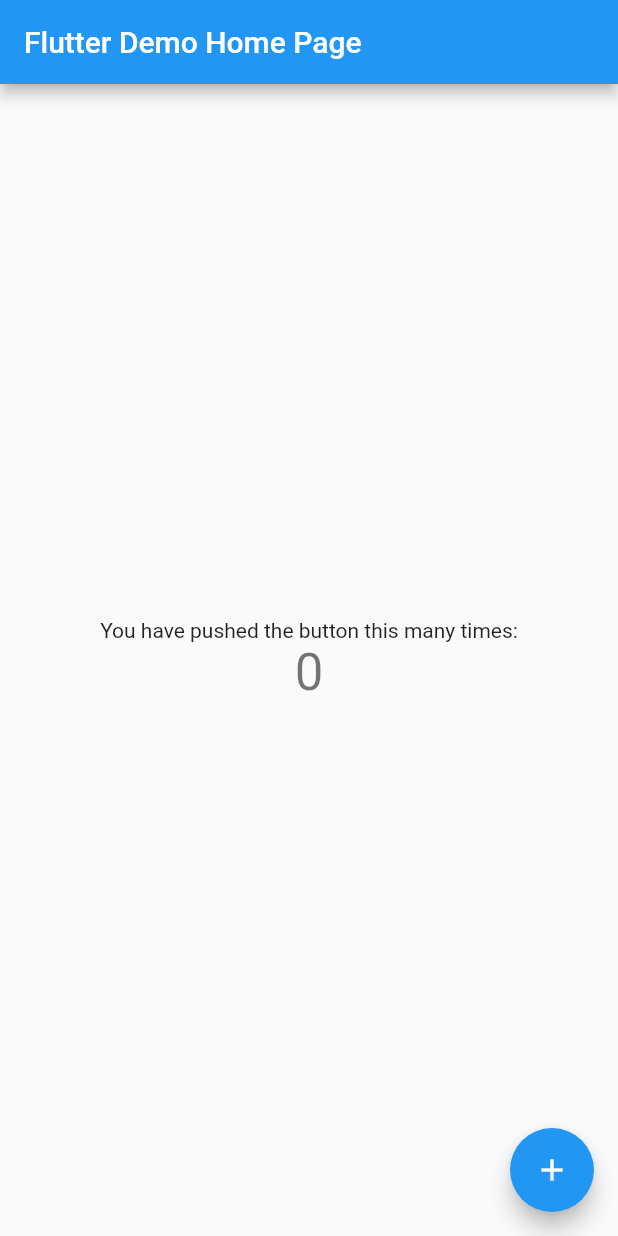
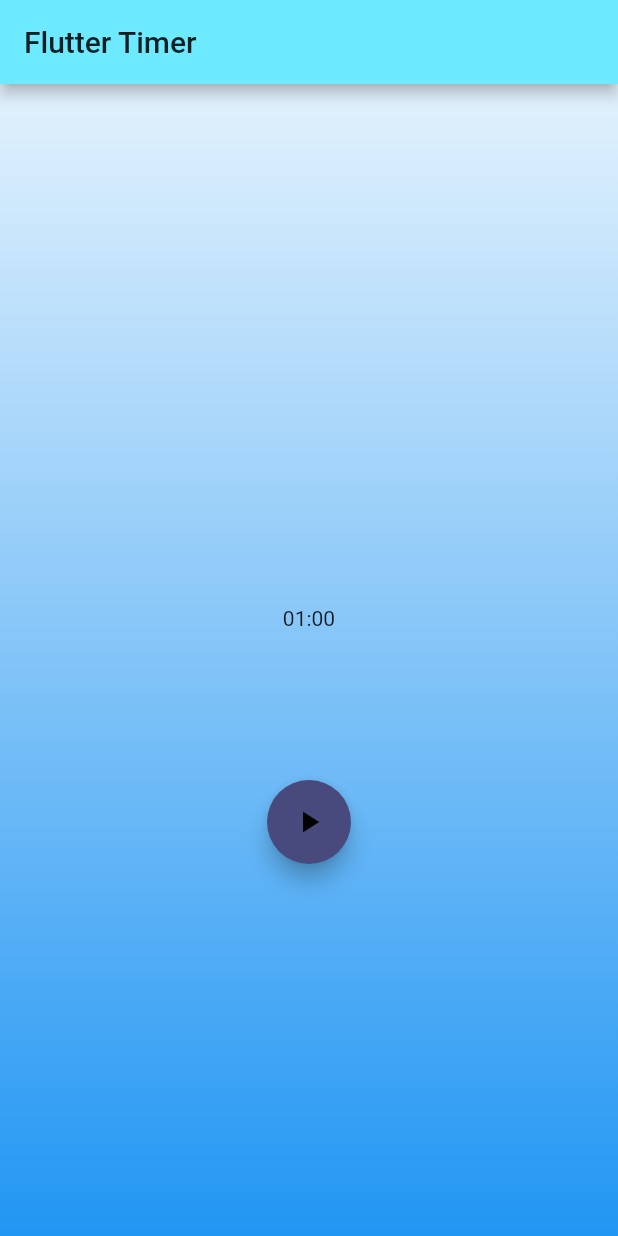
Before and after one commit to lukelima/bloc_timer, a Flutter app: the screen it shows after launch, on a phone screen of 412 x 824 dp. Run offline on Flutter 3.47's test engine with Material 2 defaults, Android fonts, the phone set to English and light mode, and no system bars; our stand-ins replace bloc, flutter_bloc.

Commit message:
create initial app

```diff
--- /dev/null
+++ b/lib/app.dart
@@ -0,0 +1,20 @@
+import 'package:bloc_timer/timer/views/timer_page.dart';
+import 'package:flutter/material.dart';
+
+class App extends StatelessWidget {
+  const App({Key? key}) : super(key: key);
+
+  @override
+  Widget build(BuildContext context) {
+    return MaterialApp(
+      title: 'Flutter bloc timer',
+      theme: ThemeData(
+        primaryColor: Color.fromRGBO(109, 234, 255, 1),
+        colorScheme: ColorScheme.light(
+          secondary: Color.fromRGBO(72, 74, 126, 1),
+        ),
+      ),
+      home: const TimerPage(),
+    );
+  }
+}
--- a/lib/main.dart
+++ b/lib/main.dart
@@ -1,115 +1,4 @@
+import 'package:bloc_timer/app.dart';
 import 'package:flutter/material.dart';
 
-void main() {
-  runApp(const MyApp());
-}
-
-class MyApp extends StatelessWidget {
-  const MyApp({Key? key}) : super(key: key);
-
-  // This widget is the root of your application.
-  @override
-  Widget build(BuildContext context) {
-    return MaterialApp(
-      title: 'Flutter Demo',
-      theme: ThemeData(
-        // This is the theme of your application.
-        //
-        // Try running your application with "flutter run". You'll see the
-        // application has a blue toolbar. Then, without quitting the app, try
-        // changing the primarySwatch below to Colors.green and then invoke
-        // "hot reload" (press "r" in the console where you ran "flutter run",
-        // or simply save your changes to "hot reload" in a Flutter IDE).
-        // Notice that the counter didn't reset back to zero; the application
-        // is not restarted.
-        primarySwatch: Colors.blue,
-      ),
-      home: const MyHomePage(title: 'Flutter Demo Home Page'),
-    );
-  }
-}
-
-class MyHomePage extends StatefulWidget {
-  const MyHomePage({Key? key, required this.title}) : super(key: key);
-
-  // This widget is the home page of your application. It is stateful, meaning
-  // that it has a State object (defined below) that contains fields that affect
-  // how it looks.
-
-  // This class is the configuration for the state. It holds the values (in this
-  // case the title) provided by the parent (in this case the App widget) and
-  // used by the build method of the State. Fields in a Widget subclass are
-  // always marked "final".
-
-  final String title;
-
-  @override
-  State<MyHomePage> createState() => _MyHomePageState();
-}
-
-class _MyHomePageState extends State<MyHomePage> {
-  int _counter = 0;
-
-  void _incrementCounter() {
-    setState(() {
-      // This call to setState tells the Flutter framework that something has
-      // changed in this State, which causes it to rerun the build method below
-      // so that the display can reflect the updated values. If we changed
-      // _counter without calling setState(), then the build method would not be
-      // called again, and so nothing would appear to happen.
-      _counter++;
-    });
-  }
-
-  @override
-  Widget build(BuildContext context) {
-    // This method is rerun every time setState is called, for instance as done
-    // by the _incrementCounter method above.
-    //
-    // The Flutter framework has been optimized to make rerunning build methods
-    // fast, so that you can just rebuild anything that needs updating rather
-    // than having to individually change instances of widgets.
-    return Scaffold(
-      appBar: AppBar(
-        // Here we take the value from the MyHomePage object that was created by
-        // the App.build method, and use it to set our appbar title.
-        title: Text(widget.title),
-      ),
-      body: Center(
-        // Center is a layout widget. It takes a single child and positions it
-        // in the middle of the parent.
-        child: Column(
-          // Column is also a layout widget. It takes a list of children and
-          // arranges them vertically. By default, it sizes itself to fit its
-          // children horizontally, and tries to be as tall as its parent.
-          //
-          // Invoke "debug painting" (press "p" in the console, choose the
-          // "Toggle Debug Paint" action from the Flutter Inspector in Android
-          // Studio, or the "Toggle Debug Paint" command in Visual Studio Code)
-          // to see the wireframe for each widget.
-          //
-          // Column has various properties to control how it sizes itself and
-          // how it positions its children. Here we use mainAxisAlignment to
-          // center the children vertically; the main axis here is the vertical
-          // axis because Columns are vertical (the cross axis would be
-          // horizontal).
-          mainAxisAlignment: MainAxisAlignment.center,
-          children: <Widget>[
-            const Text(
-              'You have pushed the button this many times:',
-            ),
-            Text(
-              '$_counter',
-              style: Theme.of(context).textTheme.headline4,
-            ),
-          ],
-        ),
-      ),
-      floatingActionButton: FloatingActionButton(
-        onPressed: _incrementCounter,
-        tooltip: 'Increment',
-        child: const Icon(Icons.add),
-      ), // This trailing comma makes auto-formatting nicer for build methods.
-    );
-  }
-}
+void main() => runApp(App());
--- /dev/null
+++ b/lib/timer/actions.dart
@@ -0,0 +1,54 @@
+import 'package:bloc_timer/timer/bloc/timer_bloc.dart';
+import 'package:flutter/material.dart';
+import 'package:flutter_bloc/flutter_bloc.dart';
+
+class ActionsFab extends StatelessWidget {
+  const ActionsFab({Key? key}) : super(key: key);
+
+  @override
+  Widget build(BuildContext context) {
+    return BlocBuilder<TimerBloc, TimerState>(
+      buildWhen: (prev, state) => prev.runtimeType != state.runtimeType,
+      builder: (context, state) {
+        return Row(
+          mainAxisAlignment: MainAxisAlignment.spaceEvenly,
+          children: [
+            if (state is TimerInitial) ...[
+              FloatingActionButton(
+                child: Icon(Icons.play_arrow),
+                onPressed: () => context
+                    .read<TimerBloc>()
+                    .add(TimerStarted(duration: state.duration)),
+              ),
+            ],
+            if (state is TimerRunInProgress) ...[
+              FloatingActionButton(
+                child: Icon(Icons.pause),
+                onPressed: () => context.read<TimerBloc>().add(TimerPaused()),
+              ),
+              FloatingActionButton(
+                  child: Icon(Icons.replay),
+                  onPressed: () => context.read<TimerBloc>().add(TimerReset())),
+            ],
+            if (state is TimerRunPause) ...[
+              FloatingActionButton(
+                child: Icon(Icons.play_arrow),
+                onPressed: () => context.read<TimerBloc>().add(TimerResumed()),
+              ),
+              FloatingActionButton(
+                child: Icon(Icons.replay),
+                onPressed: () => context.read<TimerBloc>().add(TimerReset()),
+              ),
+            ],
+            if (state is TimerRunComplete) ...[
+              FloatingActionButton(
+                child: Icon(Icons.replay),
+                onPressed: () => context.read<TimerBloc>().add(TimerReset()),
+              ),
+            ]
+          ],
+        );
+      },
+    );
+  }
+}
--- /dev/null
+++ b/lib/timer/bloc/timer_bloc.dart
@@ -0,0 +1,72 @@
+import 'dart:async';
+
+import 'package:bloc/bloc.dart';
+import 'package:bloc_timer/timer/data_source/ticker.dart';
+
+part 'timer_event.dart';
+part 'timer_state.dart';
+
+class TimerBloc extends Bloc<TimerEvent, TimerState> {
+  static const int _duration = 60;
+  final Ticker _ticker;
+
+  StreamSubscription<int>? _tickerSubscription;
+
+  TimerBloc({required Ticker ticker})
+      : _ticker = ticker,
+        super(TimerInitial(_duration));
+
+  @override
+  Stream<TimerState> mapEventToState(TimerEvent event) async* {
+    if (event is TimerStarted) {
+      yield* _mapTimerStartedToState(event);
+    } else if (event is TimerTicked) {
+      yield* _mapTimerTickedToState(event);
+    } else if (event is TimerPaused) {
+      yield* _mapTimerPausedToState(event);
+    } else if (event is TimerResumed) {
+      yield* _mapTimerResumedToState(event);
+    } else if (event is TimerReset) {
+      yield* _mapTimerResetToState(event);
+    }
+  }
+
+  @override
+  Future<void> close() {
+    _tickerSubscription?.cancel();
+    return super.close();
+  }
+
+  Stream<TimerState> _mapTimerStartedToState(TimerStarted start) async* {
+    yield TimerRunInProgress(start.duration);
+    _tickerSubscription?.cancel();
+    _tickerSubscription = _ticker
+        .tick(ticks: _duration)
+        .listen((duration) => add(TimerTicked(duration: duration)));
+  }
+
+  Stream<TimerState> _mapTimerTickedToState(TimerTicked tick) async* {
+    yield tick.duration > 0
+        ? TimerRunInProgress(tick.duration)
+        : TimerRunComplete();
+  }
+
+  Stream<TimerState> _mapTimerPausedToState(TimerPaused pause) async* {
+    if (state is TimerRunInProgress) {
+      _tickerSubscription?.pause();
+      yield TimerRunPause(state.duration);
+    }
+  }
+
+  Stream<TimerState> _mapTimerResumedToState(TimerResumed resume) async* {
+    if (state is TimerRunPause) {
+      _tickerSubscription?.resume();
+      yield TimerRunInProgress(state.duration);
+    }
+  }
+
+  Stream<TimerState> _mapTimerResetToState(TimerReset reset) async* {
+    _tickerSubscription?.cancel();
+    yield TimerInitial(_duration);
+  }
+}
--- /dev/null
+++ b/lib/timer/bloc/timer_event.dart
@@ -0,0 +1,34 @@
+part of 'timer_bloc.dart';
+
+abstract class TimerEvent {
+  const TimerEvent();
+
+  @override
+  List<Object> get props => [];
+}
+
+class TimerStarted extends TimerEvent {
+  const TimerStarted({required this.duration});
+
+  final int duration;
+}
+
+class TimerPaused extends TimerEvent {
+  const TimerPaused();
+}
+
+class TimerResumed extends TimerEvent {
+  const TimerResumed();
+}
+
+class TimerReset extends TimerEvent {
+  const TimerReset();
+}
+
+class TimerTicked extends TimerEvent {
+  const TimerTicked({required this.duration});
+  final int duration;
+
+  @override
+  List<Object> get props => [duration];
+}
--- /dev/null
+++ b/lib/timer/bloc/timer_state.dart
@@ -0,0 +1,35 @@
+part of 'timer_bloc.dart';
+
+abstract class TimerState {
+  const TimerState(this.duration);
+
+  final int duration;
+
+  @override
+  List<Object> get props => [duration];
+}
+
+class TimerInitial extends TimerState {
+  TimerInitial(int duration) : super(duration);
+
+  @override
+  String toString() => "Timer initial: $duration";
+}
+
+class TimerRunPause extends TimerState {
+  TimerRunPause(int duration) : super(duration);
+
+  @override
+  String toString() => "Timer run pause: $duration";
+}
+
+class TimerRunInProgress extends TimerState {
+  TimerRunInProgress(int duration) : super(duration);
+
+  @override
+  String toString() => "Timer run in progress: $duration";
+}
+
+class TimerRunComplete extends TimerState {
+  TimerRunComplete() : super(0);
+}
--- /dev/null
+++ b/lib/timer/data_source/ticker.dart
@@ -0,0 +1,8 @@
+class Ticker {
+  const Ticker();
+
+  Stream<int> tick({required int ticks}) {
+    return Stream.periodic(Duration(seconds: 1), (x) => ticks - x - 1)
+        .take(ticks);
+  }
+}
--- /dev/null
+++ b/lib/timer/views/timer_page.dart
@@ -0,0 +1,60 @@
+import 'package:bloc_timer/timer/bloc/timer_bloc.dart';
+import 'package:bloc_timer/timer/data_source/ticker.dart';
+import 'package:bloc_timer/widgets/background.dart';
+import 'package:flutter/material.dart';
+import 'package:flutter_bloc/flutter_bloc.dart';
+import 'package:bloc_timer/timer/actions.dart';
+
+class TimerPage extends StatelessWidget {
+  const TimerPage({Key? key}) : super(key: key);
+
+  @override
+  Widget build(BuildContext context) {
+    return BlocProvider(
+      create: (_) => TimerBloc(ticker: Ticker()),
+      child: const TimerView(),
+    );
+  }
+}
+
+class TimerView extends StatelessWidget {
+  const TimerView({Key? key}) : super(key: key);
+
+  @override
+  Widget build(BuildContext context) {
+    return Scaffold(
+      appBar: AppBar(
+        title: const Text('Flutter Timer'),
+      ),
+      body: Stack(
+        children: [
+          Background(),
+          Column(
+            mainAxisAlignment: MainAxisAlignment.center,
+            crossAxisAlignment: CrossAxisAlignment.center,
+            children: [
+              const Padding(
+                padding: EdgeInsets.symmetric(vertical: 100.0),
+                child: Center(child: TimerText()),
+              ),
+              ActionsFab()
+            ],
+          )
+        ],
+      ),
+    );
+  }
+}
+
+class TimerText extends StatelessWidget {
+  const TimerText({Key? key}) : super(key: key);
+
+  @override
+  Widget build(BuildContext context) {
+    final duration = context.select((TimerBloc bloc) => bloc.state.duration);
+    final minutesString =
+        ((duration / 60) % 60).floor().toString().padLeft(2, '0');
+    final secondsString = (duration % 60).floor().toString().padLeft(2, '0');
+    return Text("$minutesString:$secondsString");
+  }
+}
--- /dev/null
+++ b/lib/widgets/background.dart
@@ -0,0 +1,20 @@
+import 'package:flutter/material.dart';
+
+class Background extends StatelessWidget {
+  const Background({Key? key}) : super(key: key);
+  @override
+  Widget build(BuildContext context) {
+    return Container(
+      decoration: BoxDecoration(
+        gradient: LinearGradient(
+          begin: Alignment.topCenter,
+          end: Alignment.bottomCenter,
+          colors: [
+            Colors.blue.shade50,
+            Colors.blue.shade500,
+          ],
+        ),
+      ),
+    );
+  }
+}
--- a/pubspec.yaml
+++ b/pubspec.yaml
@@ -34,6 +34,9 @@ dependencies:
   # The following adds the Cupertino Icons font to your application.
   # Use with the CupertinoIcons class for iOS style icons.
   cupertino_icons: ^1.0.2
+  bloc: ^7.1.0
+  flutter_bloc: ^7.2.0
+  equatable: ^2.0.3
 
 dev_dependencies:
   flutter_test:
```
Also changed, not shown: pubspec.lock.
